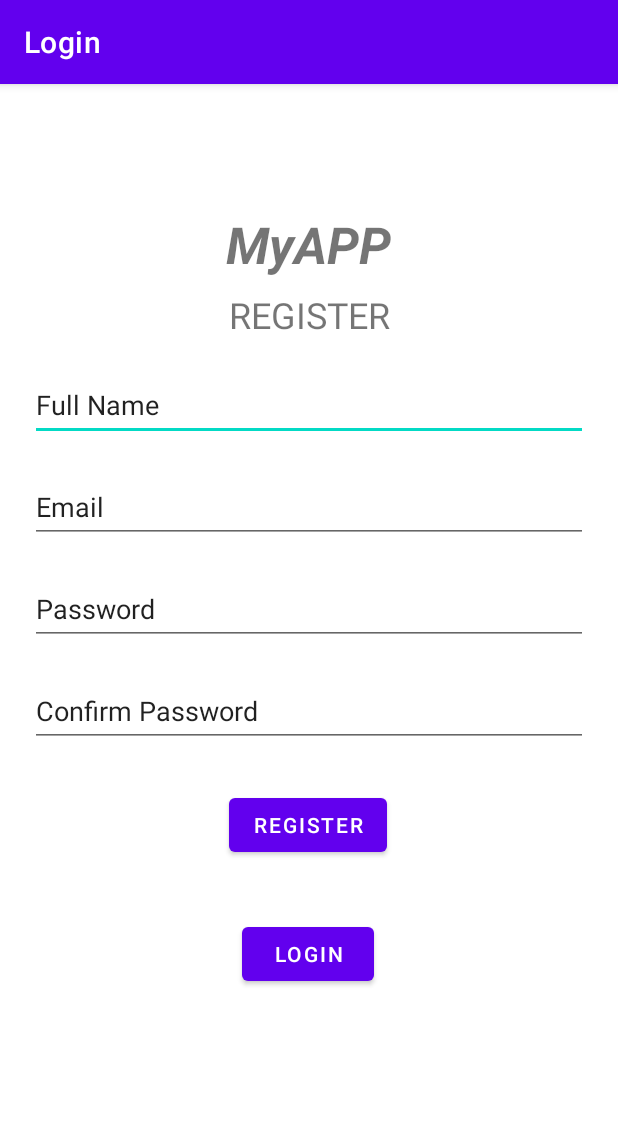
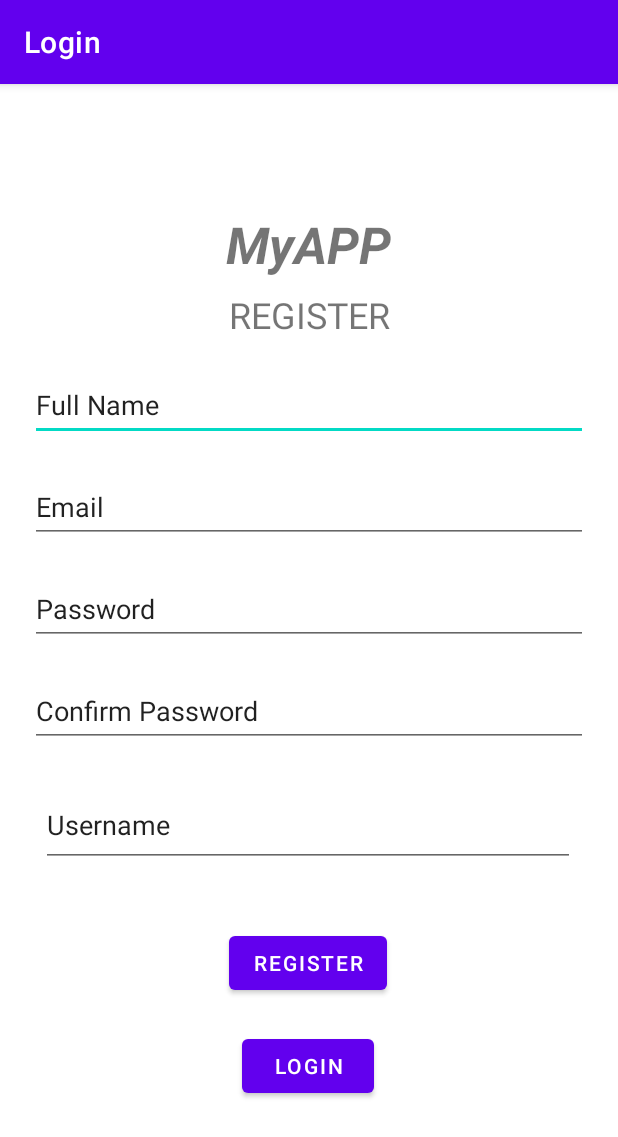
Before and after one commit to anishh747/AndroidStudioProject, an Android app: the screen it shows after launch (Register), after a tap on "BUTTON", on a phone screen of 412 x 824 dp. Shown: the top 1137 px of the screen. Run offline under Robolectric (Android 15) with nearby library versions, the phone set to English and light mode, and no system bars; our stand-ins replace Firebase (no records; nobody signed in at launch, a user with empty details on screens opened directly).

Commit message:
Second commit

```diff
--- a/app/build.gradle
+++ b/app/build.gradle
@@ -44,6 +44,7 @@ dependencies {
     implementation 'androidx.navigation:navigation-fragment:2.4.1'
     implementation 'androidx.navigation:navigation-ui:2.4.1'
     implementation 'com.google.firebase:firebase-database:20.0.4'
+    implementation 'com.google.firebase:firebase-storage:20.0.1'
     testImplementation 'junit:junit:4.13.2'
     androidTestImplementation 'androidx.test.ext:junit:1.1.5'
     androidTestImplementation 'androidx.test.espresso:espresso-core:3.5.1'
--- a/app/src/main/AndroidManifest.xml
+++ b/app/src/main/AndroidManifest.xml
@@ -16,6 +16,9 @@
         android:supportsRtl="true"
         android:theme="@style/Theme.Login"
         tools:targetApi="31">
+        <activity
+            android:name=".AskDetails"
+            android:exported="false" />
         <activity
             android:name=".Dashboard"
             android:exported="false"
--- a/app/src/main/java/com/example/login/MainActivity.java
+++ b/app/src/main/java/com/example/login/MainActivity.java
@@ -18,33 +18,17 @@ import java.io.IOException;
 import java.io.InputStream;
 
 public class MainActivity extends AppCompatActivity {
-
-    ActivityResultLauncher pickImageLauncher;
     @Override
     protected void onCreate(Bundle savedInstanceState) {
         super.onCreate(savedInstanceState);
         setContentView(R.layout.activity_main);
-    Button btn = findViewById(R.id.goToRegister);
-    Button btn2 =findViewById(R.id.loadBtn);
-    ImageView img = findViewById(R.id.imageView2);
+        Button btn = findViewById(R.id.goToRegister);
 
-    btn.setOnClickListener(view -> {
-        Intent intent = new Intent(MainActivity.this, Register.class);
-        startActivity(intent);
+
+        btn.setOnClickListener(view -> {
+            Intent intent = new Intent(MainActivity.this, Register.class);
+            startActivity(intent);
     });
-
-        pickImageLauncher = registerForActivityResult(new ActivityResultContracts.GetContent(), uri -> {
-            try {
-                InputStream inputStream = getContentResolver().openInputStream(uri);
-                Bitmap bitmap = BitmapFactory.decodeStream(inputStream);
-                img.setImageBitmap(bitmap);
-            } catch (IOException e) {
-                e.printStackTrace();
-            }
-        });
-        btn2.setOnClickListener(view->{
-            pickImageLauncher.launch("image/*");
-        });
 
     }
 
--- a/app/src/main/java/com/example/login/Register.java
+++ b/app/src/main/java/com/example/login/Register.java
@@ -1,5 +1,6 @@
 package com.example.login;
 
+import androidx.annotation.NonNull;
 import androidx.appcompat.app.AppCompatActivity;
 import android.app.ProgressDialog;
 import android.content.Intent;
@@ -7,15 +8,27 @@ import android.os.Bundle;
 import android.widget.Button;
 import android.widget.EditText;
 import android.widget.Toast;
+
+import com.example.login.ui.home.User;
+import com.google.android.gms.tasks.OnCompleteListener;
+import com.google.android.gms.tasks.Task;
 import com.google.firebase.auth.FirebaseAuth;
 import com.google.firebase.auth.FirebaseUser;
+import com.google.firebase.database.DataSnapshot;
+import com.google.firebase.database.DatabaseError;
+import com.google.firebase.database.DatabaseReference;
+import com.google.firebase.database.FirebaseDatabase;
+import com.google.firebase.database.ValueEventListener;
+
 public class Register extends AppCompatActivity {
-    EditText inputfname,inputemail,inputpass,inputconfirmPass;
+    EditText inputfname,inputemail,inputpass,inputconfirmPass, inputusername;
     Button goToLogin, register;
     FirebaseAuth firebaseAuth;
     FirebaseUser firebaseUser;
+    FirebaseDatabase firebaseDatabase;
+    DatabaseReference databaseReference;
     ProgressDialog progressDialog;
-
+    User user;
 
     @Override
     protected void onCreate(Bundle savedInstanceState) {
@@ -28,8 +41,11 @@ public class Register extends AppCompatActivity {
         inputemail = findViewById(R.id.inputEmail);
         inputpass = findViewById(R.id.inputPass);
         inputconfirmPass = findViewById(R.id.inputConfirmPass);
+        inputusername = findViewById(R.id.userName);
         firebaseAuth = FirebaseAuth.getInstance();
         firebaseUser = firebaseAuth.getCurrentUser();
+        firebaseDatabase = FirebaseDatabase.getInstance();
+        databaseReference = firebaseDatabase.getReference("UserINFO");
         progressDialog = new ProgressDialog(this);
 
 
@@ -46,13 +62,17 @@ public class Register extends AppCompatActivity {
         String enterEmail = inputemail.getText().toString();
         String password = inputpass.getText().toString();
         String confirmPassword = inputconfirmPass.getText().toString();
+        String username = inputusername.getText().toString();
 
-        if(fname.isEmpty() ||  enterEmail.isEmpty()||confirmPassword.isEmpty()||password.isEmpty())
+        if(fname.isEmpty() ||  enterEmail.isEmpty()||confirmPassword.isEmpty()||password.isEmpty()||username.isEmpty())
         {
             inputfname.setError("Cannot be empty");
         } else if (!password.equals(confirmPassword)) {
             inputconfirmPass.setError("Passwords do not match");
         }else{
+            addUserDataToDatabase(enterEmail,fname,password,username);
+
+
             progressDialog.setMessage("Processing");
             progressDialog.setTitle("REgistering");
             progressDialog.setCanceledOnTouchOutside(false);
@@ -61,7 +81,7 @@ public class Register extends AppCompatActivity {
             firebaseAuth.createUserWithEmailAndPassword(enterEmail,password).addOnCompleteListener(task -> {
                 if(task.isSuccessful()){
                     progressDialog.dismiss();
-                    Intent iii = new Intent(Register.this,MainActivity.class);
+                    Intent iii = new Intent(Register.this,Login.class);
                     iii.setFlags(Intent.FLAG_ACTIVITY_CLEAR_TASK|Intent.FLAG_ACTIVITY_NEW_TASK);
                     startActivity(iii);
                     Toast.makeText(Register.this, "SUCCESSFULL", Toast.LENGTH_SHORT).show();
@@ -72,4 +92,12 @@ public class Register extends AppCompatActivity {
             });
         }
     }
+
+    public void addUserDataToDatabase(String enterEmail, String fname, String password,String username){
+        user = new User(enterEmail, fname, password, username);
+        databaseReference.child(username).setValue(user).addOnFailureListener(task -> {
+            Toast.makeText(this, "DATABASE ERROR", Toast.LENGTH_SHORT).show();
+            System.exit(0);
+        });
     }
+}
--- a/app/src/main/res/layout/activity_register.xml
+++ b/app/src/main/res/layout/activity_register.xml
@@ -67,13 +67,14 @@
         android:layout_width="match_parent"
         android:layout_height="wrap_content"
         android:layout_margin="20dp"
+        android:layout_marginTop="36dp"
+        android:autofillHints=""
         android:ems="10"
         android:inputType="textVisiblePassword"
         android:minHeight="48dp"
         android:text="Password"
         app:layout_constraintTop_toBottomOf="@+id/inputEmail"
-        tools:layout_editor_absoluteX="16dp"
-        android:autofillHints="" />
+        tools:layout_editor_absoluteX="16dp" />
 
     <EditText
         android:id="@+id/inputConfirmPass"
@@ -93,12 +94,12 @@
         android:id="@+id/registerBtn"
         android:layout_width="wrap_content"
         android:layout_height="wrap_content"
-        android:layout_marginTop="28dp"
+        android:layout_marginTop="40dp"
         android:text="Register"
         app:layout_constraintEnd_toEndOf="parent"
         app:layout_constraintHorizontal_bias="0.498"
         app:layout_constraintStart_toStartOf="parent"
-        app:layout_constraintTop_toBottomOf="@+id/inputConfirmPass" />
+        app:layout_constraintTop_toBottomOf="@+id/userName" />
 
     <Button
         android:id="@+id/LoginBtn"
@@ -111,4 +112,17 @@
         app:layout_constraintStart_toStartOf="parent"
         app:layout_constraintTop_toBottomOf="@+id/registerBtn"
         app:layout_constraintVertical_bias="0.187" />
+
+    <EditText
+        android:id="@+id/userName"
+        android:layout_width="356dp"
+        android:layout_height="56dp"
+        android:layout_marginTop="24dp"
+        android:ems="10"
+        android:inputType="textPersonName"
+        android:text="Username"
+        app:layout_constraintEnd_toEndOf="parent"
+        app:layout_constraintHorizontal_bias="0.49"
+        app:layout_constraintStart_toStartOf="parent"
+        app:layout_constraintTop_toBottomOf="@+id/inputConfirmPass" />
 </androidx.constraintlayout.widget.ConstraintLayout>
--- a/app/src/main/res/layout/fragment_home.xml
+++ b/app/src/main/res/layout/fragment_home.xml
@@ -27,7 +27,7 @@
         android:text="LogOUT"
         app:layout_constraintBottom_toBottomOf="parent"
         app:layout_constraintEnd_toEndOf="parent"
-        app:layout_constraintHorizontal_bias="0.498"
         app:layout_constraintStart_toStartOf="parent"
-        app:layout_constraintTop_toTopOf="parent" />
+        app:layout_constraintTop_toTopOf="parent"
+        app:layout_constraintVertical_bias="0.339" />
 </androidx.constraintlayout.widget.ConstraintLayout>
```
Also changed, not shown: app/src/main/java/com/example/login/AskDetails.java (added, +47 -0 lines), app/src/main/java/com/example/login/ui/home/User.java (added, +16 -0 lines), app/src/main/res/layout/activity_ask_details.xml (added, +42 -0 lines). Lines whose indentation alone changed are shown as unchanged.
